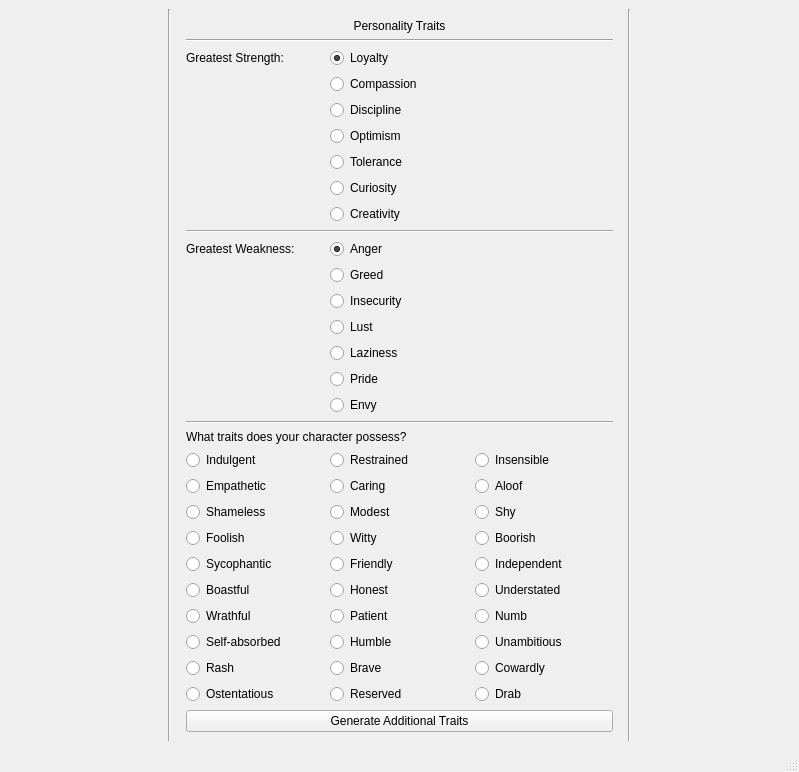
Before: the Qt Designer form Session-Zero/session-zero.ui in pjaffurs/Session-Zero, drawn with Qt 5.
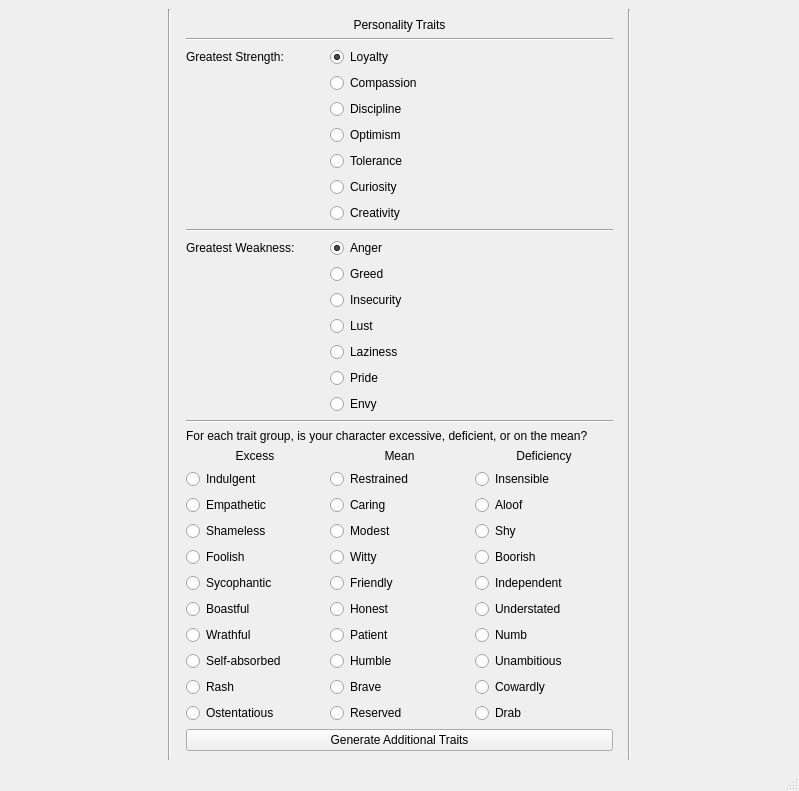
After: the same form once the commit is applied. The open tabs and pages were chosen to show the change.

The edit to the form file:
```diff
--- a/Session-Zero/session-zero.ui
+++ b/Session-Zero/session-zero.ui
@@ -852,7 +852,7 @@
           </property>
          </widget>
         </item>
-        <item row="23" column="0">
+        <item row="24" column="0">
          <widget class="QRadioButton" name="radioButton_27">
           <property name="text">
            <string>Sycophantic</string>
@@ -862,7 +862,7 @@
           </attribute>
          </widget>
         </item>
-        <item row="23" column="1">
+        <item row="24" column="1">
          <widget class="QRadioButton" name="radioButton_25">
           <property name="text">
            <string>Friendly</string>
@@ -872,7 +872,7 @@
           </attribute>
          </widget>
         </item>
-        <item row="19" column="2">
+        <item row="20" column="2">
          <widget class="QRadioButton" name="radioButton_15">
           <property name="text">
            <string>Insensible</string>
@@ -882,7 +882,7 @@
           </attribute>
          </widget>
         </item>
-        <item row="20" column="1">
+        <item row="21" column="1">
          <widget class="QRadioButton" name="radioButton_16">
           <property name="text">
            <string>Caring</string>
@@ -892,7 +892,7 @@
           </attribute>
          </widget>
         </item>
-        <item row="21" column="1">
+        <item row="22" column="1">
          <widget class="QRadioButton" name="radioButton_19">
           <property name="text">
            <string>Modest</string>
@@ -902,7 +902,7 @@
           </attribute>
          </widget>
         </item>
-        <item row="21" column="2">
+        <item row="22" column="2">
          <widget class="QRadioButton" name="radioButton_21">
           <property name="text">
            <string>Shy</string>
@@ -912,7 +912,7 @@
           </attribute>
          </widget>
         </item>
-        <item row="20" column="2">
+        <item row="21" column="2">
          <widget class="QRadioButton" name="radioButton_17">
           <property name="text">
            <string>Aloof</string>
@@ -922,7 +922,7 @@
           </attribute>
          </widget>
         </item>
-        <item row="21" column="0">
+        <item row="22" column="0">
          <widget class="QRadioButton" name="radioButton_20">
           <property name="text">
            <string>Shameless</string>
@@ -932,7 +932,7 @@
           </attribute>
          </widget>
         </item>
-        <item row="22" column="0">
+        <item row="23" column="0">
          <widget class="QRadioButton" name="radioButton_24">
           <property name="text">
            <string>Foolish</string>
@@ -942,7 +942,7 @@
           </attribute>
          </widget>
         </item>
-        <item row="20" column="0">
+        <item row="21" column="0">
          <widget class="QRadioButton" name="radioButton_18">
           <property name="text">
            <string>Empathetic</string>
@@ -952,7 +952,7 @@
           </attribute>
          </widget>
         </item>
-        <item row="22" column="1">
+        <item row="23" column="1">
          <widget class="QRadioButton" name="radioButton_22">
           <property name="text">
            <string>Witty</string>
@@ -962,7 +962,7 @@
           </attribute>
          </widget>
         </item>
-        <item row="22" column="2">
+        <item row="23" column="2">
          <widget class="QRadioButton" name="radioButton_23">
           <property name="text">
            <string>Boorish</string>
@@ -972,7 +972,14 @@
           </attribute>
          </widget>
         </item>
-        <item row="26" column="2">
+        <item row="9" column="0" colspan="3">
+         <widget class="Line" name="line_8">
+          <property name="orientation">
+           <enum>Qt::Horizontal</enum>
+          </property>
+         </widget>
+        </item>
+        <item row="27" column="2">
          <widget class="QRadioButton" name="radioButton_35">
           <property name="text">
            <string>Unambitious</string>
@@ -982,7 +989,7 @@
           </attribute>
          </widget>
         </item>
-        <item row="23" column="2">
+        <item row="24" column="2">
          <widget class="QRadioButton" name="radioButton_26">
           <property name="text">
            <string>Independent</string>
@@ -992,7 +999,7 @@
           </attribute>
          </widget>
         </item>
-        <item row="27" column="1">
+        <item row="28" column="1">
          <widget class="QRadioButton" name="radioButton_37">
           <property name="text">
            <string>Brave</string>
@@ -1002,7 +1009,7 @@
           </attribute>
          </widget>
         </item>
-        <item row="28" column="2">
+        <item row="29" column="2">
          <widget class="QRadioButton" name="radioButton_41">
           <property name="text">
            <string>Drab</string>
@@ -1012,7 +1019,7 @@
           </attribute>
          </widget>
         </item>
-        <item row="25" column="0">
+        <item row="26" column="0">
          <widget class="QRadioButton" name="radioButton_33">
           <property name="text">
            <string>Wrathful</string>
@@ -1022,7 +1029,7 @@
           </attribute>
          </widget>
         </item>
-        <item row="28" column="1">
+        <item row="29" column="1">
          <widget class="QRadioButton" name="radioButton_40">
           <property name="text">
            <string>Reserved</string>
@@ -1032,7 +1039,7 @@
           </attribute>
          </widget>
         </item>
-        <item row="25" column="1">
+        <item row="26" column="1">
          <widget class="QRadioButton" name="radioButton_31">
           <property name="text">
            <string>Patient</string>
@@ -1042,7 +1049,7 @@
           </attribute>
          </widget>
         </item>
-        <item row="24" column="2">
+        <item row="25" column="2">
          <widget class="QRadioButton" name="radioButton_29">
           <property name="text">
            <string>Understated</string>
@@ -1052,7 +1059,7 @@
           </attribute>
          </widget>
         </item>
-        <item row="26" column="0">
+        <item row="27" column="0">
          <widget class="QRadioButton" name="radioButton_36">
           <property name="text">
            <string>Self-absorbed</string>
@@ -1062,7 +1069,7 @@
           </attribute>
          </widget>
         </item>
-        <item row="27" column="0">
+        <item row="28" column="0">
          <widget class="QRadioButton" name="radioButton_39">
           <property name="text">
            <string>Rash</string>
@@ -1072,7 +1079,7 @@
           </attribute>
          </widget>
         </item>
-        <item row="25" column="2">
+        <item row="26" column="2">
          <widget class="QRadioButton" name="radioButton_32">
           <property name="text">
            <string>Numb</string>
@@ -1082,7 +1089,7 @@
           </attribute>
          </widget>
         </item>
-        <item row="24" column="1">
+        <item row="25" column="1">
          <widget class="QRadioButton" name="radioButton_28">
           <property name="text">
            <string>Honest</string>
@@ -1092,7 +1099,7 @@
           </attribute>
          </widget>
         </item>
-        <item row="24" column="0">
+        <item row="25" column="0">
          <widget class="QRadioButton" name="radioButton_30">
           <property name="text">
            <string>Boastful</string>
@@ -1102,7 +1109,7 @@
           </attribute>
          </widget>
         </item>
-        <item row="26" column="1">
+        <item row="27" column="1">
          <widget class="QRadioButton" name="radioButton_34">
           <property name="text">
            <string>Humble</string>
@@ -1112,7 +1119,7 @@
           </attribute>
          </widget>
         </item>
-        <item row="27" column="2">
+        <item row="28" column="2">
          <widget class="QRadioButton" name="radioButton_38">
           <property name="text">
            <string>Cowardly</string>
@@ -1122,7 +1129,7 @@
           </attribute>
          </widget>
         </item>
-        <item row="28" column="0">
+        <item row="29" column="0">
          <widget class="QRadioButton" name="radioButton_42">
           <property name="text">
            <string>Ostentatious</string>
@@ -1242,13 +1249,6 @@
           </attribute>
          </widget>
         </item>
-        <item row="18" column="0" colspan="3">
-         <widget class="QLabel" name="traitsLabel">
-          <property name="text">
-           <string>What traits does your character possess?</string>
-          </property>
-         </widget>
-        </item>
         <item row="14" column="1" colspan="2">
          <widget class="QRadioButton" name="radioButton_9">
           <property name="text">
@@ -1279,7 +1279,7 @@
           </attribute>
          </widget>
         </item>
-        <item row="19" column="0">
+        <item row="20" column="0">
          <widget class="QRadioButton" name="radioButton_13">
           <property name="text">
            <string>Indulgent</string>
@@ -1289,7 +1289,7 @@
           </attribute>
          </widget>
         </item>
-        <item row="19" column="1">
+        <item row="20" column="1">
          <widget class="QRadioButton" name="radioButton_14">
           <property name="text">
            <string>Restrained</string>
@@ -1319,30 +1319,70 @@
           </attribute>
          </widget>
         </item>
-        <item row="9" column="0" colspan="3">
-         <widget class="Line" name="line_8">
-          <property name="orientation">
-           <enum>Qt::Horizontal</enum>
-          </property>
-         </widget>
-        </item>
-        <item row="0" column="0" colspan="3">
-         <widget class="QLabel" name="wave2Label">
-          <property name="text">
-           <string>Personality Traits</string>
-          </property>
-          <property name="alignment">
-           <set>Qt::AlignCenter</set>
-          </property>
-         </widget>
-        </item>
-        <item row="29" column="0" colspan="3">
+        <item row="30" column="0" colspan="3">
          <widget class="QPushButton" name="wave2GenBtn">
           <property name="text">
            <string>Generate Additional Traits</string>
           </property>
          </widget>
         </item>
+        <item row="0" column="0" colspan="3">
+         <widget class="QLabel" name="wave2Label">
+          <property name="text">
+           <string>Personality Traits</string>
+          </property>
+          <property name="alignment">
+           <set>Qt::AlignHCenter|Qt::AlignTop</set>
+          </property>
+         </widget>
+        </item>
+        <item row="19" column="0">
+         <widget class="QLabel" name="label_15">
+          <property name="text">
+           <string>Excess</string>
+          </property>
+          <property name="alignment">
+           <set>Qt::AlignCenter</set>
+          </property>
+         </widget>
+        </item>
+        <item row="18" column="0" colspan="3">
+         <widget class="QLabel" name="traitsLabel">
+          <property name="text">
+           <string>For each trait group, is your character excessive, deficient, or on the mean?</string>
+          </property>
+          <property name="alignment">
+           <set>Qt::AlignLeading|Qt::AlignLeft|Qt::AlignTop</set>
+          </property>
+         </widget>
+        </item>
+        <item row="19" column="2">
+         <widget class="QLabel" name="label_17">
+          <property name="text">
+           <string>Deficiency</string>
+          </property>
+          <property name="alignment">
+           <set>Qt::AlignCenter</set>
+          </property>
+         </widget>
+        </item>
+        <item row="19" column="1">
+         <widget class="QLabel" name="label_16">
+          <property name="text">
+           <string>Mean</string>
+          </property>
+          <property name="alignment">
+           <set>Qt::AlignCenter</set>
+          </property>
+         </widget>
+        </item>
+        <item row="1" column="0" colspan="3">
+         <widget class="Line" name="line_4">
+          <property name="orientation">
+           <enum>Qt::Horizontal</enum>
+          </property>
+         </widget>
+        </item>
        </layout>
        <zorder>wave2Label</zorder>
        <zorder>grtStrLabel</zorder>
```
Left out of the diff: 146 changed lines with no effect on the pictures.
